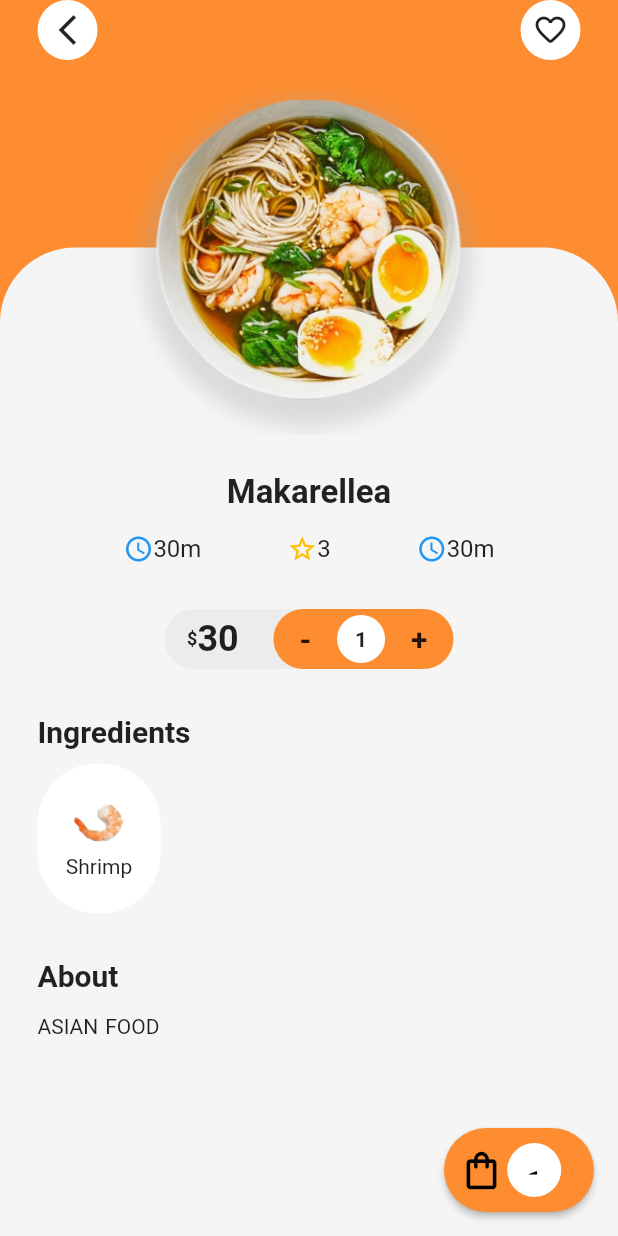
After one commit to yassinebk/Flutter-Food-App, a Flutter app: the DetailPage screen opened directly with sample values from the repository, on a phone screen of 412 x 824 dp. The commit adds this screen. Run offline on Flutter 3.47's test engine with Material 2 defaults, Android fonts, the phone set to English and light mode, and no system bars; our stand-ins replace smooth_page_indicator.

Commit message:
finished detail page

```diff
--- /dev/null
+++ b/lib/detail/detail.dart
@@ -0,0 +1,63 @@
+import 'package:flutter/material.dart';
+import 'package:pet/constants/colors.dart';
+import 'package:pet/widgets/CustomAppBar.dart';
+import 'package:pet/widgets/food_detail.dart';
+import 'package:pet/widgets/food_quantity.dart';
+
+import '../models/food.dart';
+import '../widgets/food_image.dart';
+
+class DetailPage extends StatelessWidget {
+  final Food food;
+  const DetailPage(this.food, {Key? key}) : super(key: key);
+
+  @override
+  Widget build(BuildContext context) {
+    return Scaffold(
+      backgroundColor: kPrimaryColor,
+      body: SingleChildScrollView(
+        child: Column(
+          children: [
+            CustomAppBar(
+              Icons.arrow_back_ios_new_outlined,
+              Icons.favorite_border_rounded,
+              leftCallback: () {
+                Navigator.of(context).pop();
+              },
+            ),
+            FoodImg(food),
+            FoodDetail(food),
+          ],
+        ),
+      ),
+      floatingActionButton: Container(
+          width: 100,
+          height: 56,
+          child: RawMaterialButton(
+              padding: EdgeInsets.all(10),
+              fillColor: kPrimaryColor,
+              shape: RoundedRectangleBorder(
+                  borderRadius: BorderRadius.circular(50)),
+              elevation: 2,
+              onPressed: () {},
+              child: Row(
+                children: [
+                  Icon(Icons.shopping_bag_outlined,
+                      color: Colors.black, size: 30),
+                  Container(
+                    padding: EdgeInsets.all(15),
+                    decoration: BoxDecoration(
+                        color: Colors.white, shape: BoxShape.circle),
+                    child: Text(
+                      food.quantity.toString(),
+                      style: TextStyle(
+                          color: Colors.black,
+                          fontWeight: FontWeight.bold,
+                          fontSize: 18),
+                    ),
+                  )
+                ],
+              ))),
+    );
+  }
+}
--- a/lib/home/home.dart
+++ b/lib/home/home.dart
@@ -1,12 +1,12 @@
 import 'package:flutter/material.dart';
 import 'package:pet/constants/colors.dart';
-import 'package:pet/home/widget/Food_list.dart';
+import 'package:pet/home/widget/food_list.dart';
 import 'package:pet/home/widget/restaurant_widget.dart';
 import 'package:pet/models/restaurent.dart';
 import 'package:pet/widgets/CustomAppBar.dart';
 import 'package:smooth_page_indicator/smooth_page_indicator.dart';
 
-import 'widget/FoodListView.dart';
+import 'widget/food_list_view.dart';
 
 class Homepage extends StatefulWidget {
   const Homepage({Key? key}) : super(key: key);
--- a/lib/home/widget/FoodListView.dart
+++ b/lib/home/widget/food_list_view.dart
@@ -1,7 +1,8 @@
 import 'package:flutter/material.dart';
+import 'package:pet/detail/detail.dart';
 
 import '../../models/restaurent.dart';
-import 'FoodItem.dart';
+import 'food_item.dart';
 
 class FoodListView extends StatelessWidget {
   final int selected;
@@ -24,8 +25,14 @@ class FoodListView extends StatelessWidget {
             onPageChanged: (index) => callback(index),
             children: category
                 .map((e) => ListView.separated(
-                    itemBuilder: (context, index) =>
-                        FoodItem(restaurant.menu[category[selected]]![index]),
+                    itemBuilder: (context, index) => GestureDetector(
+                        onTap: () {
+                          Navigator.of(context).push(MaterialPageRoute(
+                              builder: (context) => DetailPage(restaurant
+                                  .menu[category[selected]]![index])));
+                        },
+                        child: FoodItem(
+                            restaurant.menu[category[selected]]![index])),
                     separatorBuilder: (i, index) => const SizedBox(height: 15),
                     itemCount: restaurant.menu[category[selected]]!.length))
                 .toList()));
--- a/lib/home/widget/restaurant_widget.dart
+++ b/lib/home/widget/restaurant_widget.dart
@@ -1,8 +1,8 @@
 import 'package:flutter/material.dart';
 import 'package:pet/models/restaurent.dart';
 
-import 'RestaurantDescription.dart';
-import 'RestaurantInfos.dart';
+import 'restaurent_description.dart';
+import 'restaurent_infos.dart';
 
 class RestaurantInfo extends StatelessWidget {
   RestaurantInfo({Key? key}) : super(key: key);
--- a/lib/widgets/CustomAppBar.dart
+++ b/lib/widgets/CustomAppBar.dart
@@ -5,9 +5,12 @@ class CustomAppBar extends StatelessWidget {
   final IconData rightIcon;
   final Function? leftCallback;
 
-  const CustomAppBar(this.leftIcon, this.rightIcon,
-      {this.leftCallback, Key? key})
-      : super(key: key);
+  const CustomAppBar(
+    this.leftIcon,
+    this.rightIcon, {
+    this.leftCallback,
+    Key? key,
+  }) : super(key: key);
 
   @override
   Widget build(BuildContext context) {
@@ -18,12 +21,14 @@ class CustomAppBar extends StatelessWidget {
           mainAxisAlignment: MainAxisAlignment.spaceBetween,
           children: [
             GestureDetector(
-              onTap: leftCallback != null ? () => leftCallback : null,
+              onTap: leftCallback != null ? () => leftCallback!() : null,
               child: _buildIcon(leftIcon),
             ),
             _buildIcon(rightIcon)
           ],
-        ));
+        )
+      );
+
   }
 }
 
--- /dev/null
+++ b/lib/widgets/food_detail.dart
@@ -0,0 +1,97 @@
+import 'package:flutter/material.dart';
+import 'package:pet/constants/colors.dart';
+
+import '../models/food.dart';
+import 'food_quantity.dart';
+
+class FoodDetail extends StatelessWidget {
+  final Food food;
+  const FoodDetail(this.food, {Key? key}) : super(key: key);
+
+  @override
+  Widget build(BuildContext context) {
+    return Container(
+      child: Container(
+        height: 600,
+        color: kBackground,
+        padding: const EdgeInsets.all(25),
+        child: Column(children: [
+          Text(food.name,
+              style: TextStyle(fontWeight: FontWeight.bold, fontSize: 22)),
+          const SizedBox(height: 15),
+          Row(
+            mainAxisAlignment: MainAxisAlignment.spaceEvenly,
+            children: [
+              _buildIconText(
+                  Icons.access_time_outlined, Colors.blue, food.waitTime),
+              _buildIconText(Icons.star_border_outlined, Colors.amber,
+                  food.score.toString()),
+              _buildIconText(
+                  Icons.access_time_outlined, Colors.blue, food.waitTime),
+            ],
+          ),
+          const SizedBox(height: 30),
+          FoodQuantity(food),
+          const SizedBox(height: 30),
+          Row(
+            children: [
+              const Text(
+                "Ingredients",
+                style: TextStyle(fontSize: 20, fontWeight: FontWeight.bold),
+              )
+            ],
+          ),
+          const SizedBox(height: 10),
+          SizedBox(
+              height: 100,
+              child: ListView.separated(
+                  scrollDirection: Axis.horizontal,
+                  itemBuilder: (context, index) => Container(
+                      padding: const EdgeInsets.all(15),
+                      decoration: BoxDecoration(
+                          borderRadius: BorderRadius.circular(40),
+                          color: Colors.white),
+                      child: Column(
+                        children: [
+                          Image.asset(
+                            food.ingredients[index].values.first,
+                            width: 52,
+                          ),
+                          Text(food.ingredients[index].keys.first)
+                        ],
+                      )),
+                  separatorBuilder: (_, index) => SizedBox(width: 20),
+                  itemCount: food.ingredients.length)),
+          const SizedBox(
+            height: 30,
+          ),
+          Row(
+            children: [
+              Text("About",
+                  style: TextStyle(fontSize: 20, fontWeight: FontWeight.bold))
+            ],
+          ),
+          SizedBox(
+            height: 10,
+          ),
+          Row(
+            children: [
+              Text(
+                food.about,
+                style: const TextStyle(
+                    fontSize: 14, wordSpacing: 1.2, height: 1.5),
+              )
+            ],
+          )
+        ]),
+      ),
+    );
+  }
+
+  Widget _buildIconText(IconData icon, Color color, String text) {
+    return Row(children: [
+      Icon(icon, color: color, size: 20),
+      Text(text, style: const TextStyle(fontSize: 16))
+    ]);
+  }
+}
--- /dev/null
+++ b/lib/widgets/food_image.dart
@@ -0,0 +1,46 @@
+import 'package:flutter/material.dart';
+import 'package:pet/constants/colors.dart';
+
+import '../models/food.dart';
+
+class FoodImg extends StatelessWidget {
+  final Food food;
+  const FoodImg(this.food, {Key? key}) : super(key: key);
+
+  @override
+  Widget build(BuildContext context) {
+    return SizedBox(
+        height: 250,
+        child: Stack(children: [
+          Column(children: [
+            Expanded(
+              flex: 1,
+              child: Container(),
+            ),
+            Expanded(
+                flex: 1,
+                child: Container(
+                  decoration: const BoxDecoration(
+                      borderRadius: BorderRadius.only(
+                        topLeft: Radius.circular(50),
+                        topRight: Radius.circular(50),
+                      ),
+                      color: kBackground),
+                ))
+          ]),
+          Align(
+              alignment: Alignment.center,
+              child: Container(
+                  child: Image.asset(food.imgURL),
+                  height: 250,
+                  width: 250,
+                  decoration: BoxDecoration(shape: BoxShape.circle, boxShadow: [
+                    BoxShadow(
+                        color: Colors.grey.withOpacity(0.3),
+                        offset: const Offset(-1, 10),
+                        blurRadius: 10)
+                  ]),
+                  margin: const EdgeInsets.all(15)))
+        ]));
+  }
+}
--- /dev/null
+++ b/lib/widgets/food_quantity.dart
@@ -0,0 +1,70 @@
+import 'package:flutter/material.dart';
+import 'package:pet/constants/colors.dart';
+
+import '../models/food.dart';
+
+class FoodQuantity extends StatelessWidget {
+  final Food food;
+  const FoodQuantity(this.food, {Key? key}) : super(key: key);
+
+  @override
+  Widget build(BuildContext context) {
+    return Container(
+        width: double.maxFinite,
+        color: kBackground,
+        height: 40,
+        child: Stack(
+          children: [
+            Align(
+                alignment: const Alignment(-0.3, 0),
+                child: Container(
+                    width: 120,
+                    height: double.maxFinite,
+                    decoration: BoxDecoration(
+                        color: Colors.grey.withOpacity(0.1),
+                        borderRadius: BorderRadius.circular(30)),
+                    child: Row(
+                      children: [
+                        const SizedBox(width: 15),
+                        const Text(
+                          '\$',
+                          style: TextStyle(
+                              fontSize: 12, fontWeight: FontWeight.bold),
+                        ),
+                        Text(food.price.toString(),
+                            style: const TextStyle(
+                                fontSize: 24, fontWeight: FontWeight.bold))
+                      ],
+                    ))),
+            Align(
+                alignment: const Alignment(0.3, 0),
+                child: Container(
+                  height: double.maxFinite,
+                  width: 120,
+                  decoration: BoxDecoration(
+                      color: kPrimaryColor,
+                      borderRadius: BorderRadius.circular(30)),
+                  child: Row(
+                    mainAxisAlignment: MainAxisAlignment.spaceEvenly,
+                    children: [
+                      const Text('-',
+                          style: TextStyle(
+                              fontSize: 20, fontWeight: FontWeight.bold)),
+                      Container(
+                          padding: EdgeInsets.all(12),
+                          decoration: BoxDecoration(
+                              shape: BoxShape.circle, color: Colors.white),
+                          child: Text(
+                            food.quantity.toString(),
+                            style: const TextStyle(fontWeight: FontWeight.bold),
+                          )),
+                      const Text('+',
+                          style: TextStyle(
+                              fontSize: 20, fontWeight: FontWeight.bold)),
+                    ],
+                  ),
+                ))
+          ],
+        ));
+  }
+}
```
Also changed, not shown: lib/home/widget/food_item.dart (renamed from lib/home/widget/FoodItem.dart), lib/home/widget/food_list.dart (renamed from lib/home/widget/Food_list.dart), lib/home/widget/restaurent_description.dart (renamed from lib/home/widget/RestaurantDescription.dart), lib/home/widget/restaurent_infos.dart (renamed from lib/home/widget/RestaurantInfos.dart).
